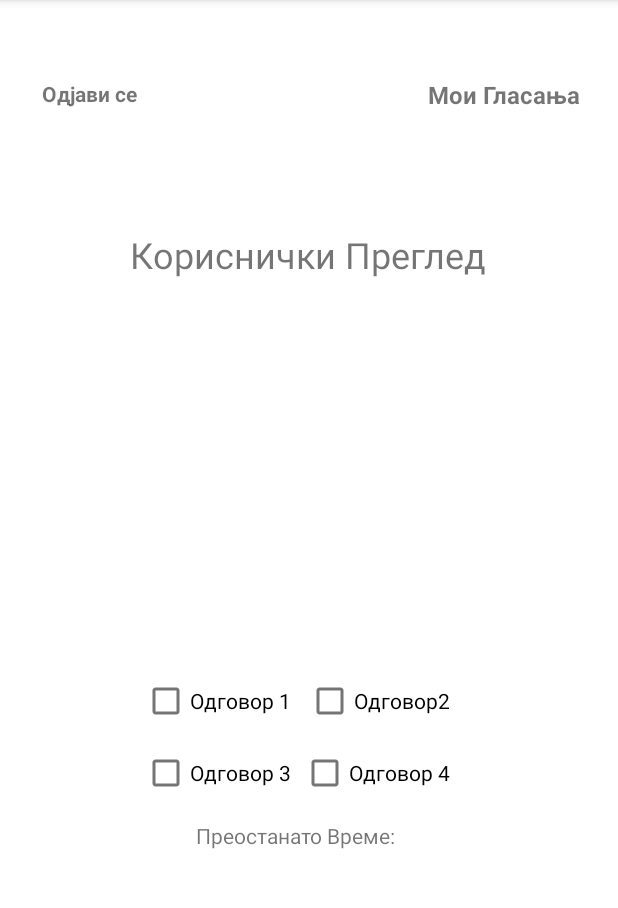
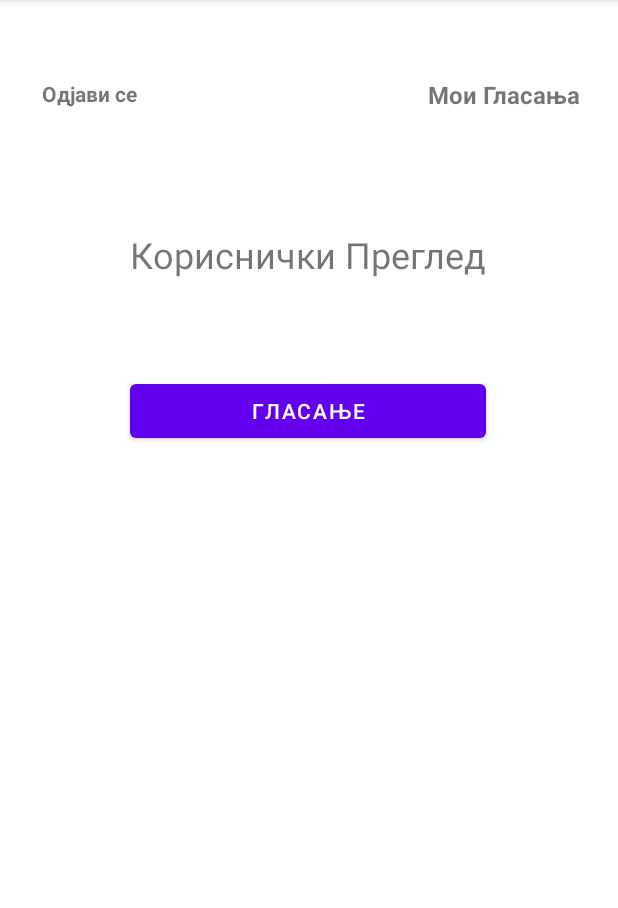
Before and after one commit to dimitarkrstevski/PollSystemAndroid, an Android app: the UserActivity screen opened directly, with no data from a screen before it, on a phone screen of 412 x 824 dp, the part 84-992 px from its top. Run offline under Robolectric (Android 15) with nearby library versions, the phone set to English and light mode, and no system bars.

```diff
--- a/app/src/main/java/com/example/proektandroid/AdministratorActivity.java
+++ b/app/src/main/java/com/example/proektandroid/AdministratorActivity.java
@@ -34,5 +34,10 @@ public class AdministratorActivity extends AppCompatActivity {
 
 
 
+
+
+
+
+
     }
 }
--- a/app/src/main/java/com/example/proektandroid/UserActivity.java
+++ b/app/src/main/java/com/example/proektandroid/UserActivity.java
@@ -1,19 +1,30 @@
 package com.example.proektandroid;
 
+import static android.icu.text.MessagePattern.ArgType.SELECT;
+
 import androidx.appcompat.app.AppCompatActivity;
+import androidx.recyclerview.widget.LinearLayoutManager;
+import androidx.recyclerview.widget.RecyclerView;
 
 import android.content.Intent;
+import android.database.Cursor;
 import android.os.Bundle;
 import android.view.View;
 import android.widget.TextView;
+import android.widget.Toast;
+
+import java.util.ArrayList;
 
 public class UserActivity extends AppCompatActivity {
 
+    DBHelper DB;
+
     @Override
     protected void onCreate(Bundle savedInstanceState) {
-        super.onCreate(savedInstanceState);
+      super.onCreate(savedInstanceState);
         setContentView(R.layout.activity_user);
 
+        DB = new DBHelper(this);
 
         TextView btn = findViewById(R.id.moiGlasanja);
         btn.setOnClickListener(new View.OnClickListener(){
@@ -30,5 +41,16 @@ public class UserActivity extends AppCompatActivity {
                 startActivity(new Intent(UserActivity.this, LogInActivity.class));
             }
         });
+
+        TextView btn3 = findViewById(R.id.buttonGlasanjeUser);
+        btn3.setOnClickListener(new View.OnClickListener() {
+            @Override
+            public void onClick(View view) {
+                startActivity(new Intent(UserActivity.this, Userlist.class));
+            }
+        });
+
+
+
     }
 }
--- a/app/src/main/res/layout/activity_user.xml
+++ b/app/src/main/res/layout/activity_user.xml
@@ -33,65 +33,6 @@
         app:layout_constraintTop_toBottomOf="@+id/moiGlasanja"
         app:layout_constraintVertical_bias="0.120000005" />
 
-    <androidx.recyclerview.widget.RecyclerView
-        android:id="@+id/prasanja"
-        android:layout_width="0dp"
-        android:layout_height="221dp"
-        android:layout_marginStart="8dp"
-        android:layout_marginEnd="8dp"
-        app:layout_constraintBottom_toBottomOf="parent"
-        app:layout_constraintEnd_toEndOf="@+id/korisnickiPregledLogo"
-        app:layout_constraintHorizontal_bias="0.0"
-        app:layout_constraintStart_toStartOf="@+id/korisnickiPregledLogo"
-        app:layout_constraintTop_toBottomOf="@+id/korisnickiPregledLogo"
-        app:layout_constraintVertical_bias="0.099" />
-
-    <CheckBox
-        android:id="@+id/odg1"
-        android:layout_width="wrap_content"
-        android:layout_height="wrap_content"
-        android:text="Одговор 1"
-        app:layout_constraintStart_toStartOf="@+id/prasanja"
-        app:layout_constraintTop_toBottomOf="@+id/prasanja" />
-
-    <CheckBox
-        android:id="@+id/odg2"
-        android:layout_width="wrap_content"
-        android:layout_height="wrap_content"
-        android:text="Одговор2"
-        app:layout_constraintEnd_toEndOf="@+id/prasanja"
-        app:layout_constraintHorizontal_bias="0.375"
-        app:layout_constraintStart_toEndOf="@+id/odg1"
-        app:layout_constraintTop_toBottomOf="@+id/prasanja" />
-
-    <CheckBox
-        android:id="@+id/odg3"
-        android:layout_width="wrap_content"
-        android:layout_height="wrap_content"
-        android:text="Одговор 3"
-        app:layout_constraintStart_toStartOf="@+id/odg1"
-        app:layout_constraintTop_toBottomOf="@+id/odg1" />
-
-    <CheckBox
-        android:id="@+id/odg4"
-        android:layout_width="wrap_content"
-        android:layout_height="wrap_content"
-        android:text="Одговор 4"
-        app:layout_constraintEnd_toEndOf="@+id/odg2"
-        app:layout_constraintHorizontal_bias="1.0"
-        app:layout_constraintStart_toEndOf="@+id/odg3"
-        app:layout_constraintTop_toBottomOf="@+id/odg2" />
-
-    <TextView
-        android:id="@+id/preostanatoVreme"
-        android:layout_width="wrap_content"
-        android:layout_height="wrap_content"
-        android:layout_marginTop="8dp"
-        android:text="Преостанато Време:"
-        app:layout_constraintEnd_toEndOf="@+id/odg4"
-        app:layout_constraintStart_toStartOf="@+id/odg3"
-        app:layout_constraintTop_toBottomOf="@+id/odg3" />
-
     <TextView
         android:id="@+id/korisnikLogout"
         android:layout_width="wrap_content"
@@ -105,4 +46,14 @@
         app:layout_constraintTop_toTopOf="parent"
         app:layout_constraintVertical_bias="0.06999999" />
 
+    <Button
+        android:id="@+id/buttonGlasanjeUser"
+        android:layout_width="0dp"
+        android:layout_height="wrap_content"
+        android:layout_marginTop="64dp"
+        android:text="Гласање"
+        app:layout_constraintEnd_toEndOf="@+id/korisnickiPregledLogo"
+        app:layout_constraintStart_toStartOf="@+id/korisnickiPregledLogo"
+        app:layout_constraintTop_toBottomOf="@+id/korisnickiPregledLogo" />
+
 </androidx.constraintlayout.widget.ConstraintLayout>
```
Also changed, not shown: app/src/main/AndroidManifest.xml (+14 -0 lines), app/src/main/java/com/example/proektandroid/AdministratorGlasanjeActivity.java (+30 -8 lines), app/src/main/java/com/example/proektandroid/DBHelper.java (+39 -6 lines), app/src/main/java/com/example/proektandroid/MyAdapter.java (added, +62 -0 lines), app/src/main/java/com/example/proektandroid/Userlist.java (added, +55 -0 lines), app/src/main/java/com/example/proektandroid/VnesiPrasanjaActivity.java (added, +59 -0 lines), app/src/main/res/layout/activity_administrator_glasanje.xml (+16 -5 lines), app/src/main/res/layout/activity_userlist.xml (added, +13 -0 lines), app/src/main/res/layout/activity_vnesi_prasanja.xml (added, +97 -0 lines), app/src/main/res/layout/userentry.xml (added, +66 -0 lines).
